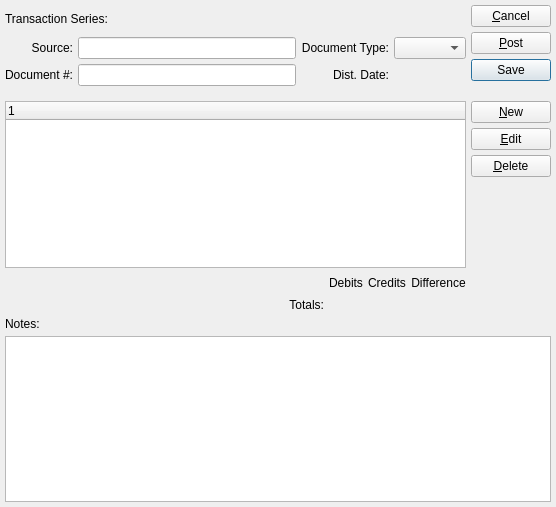
WooodHead/xtuple, file xtuple/trunk/guiclient/glSeries.ui: the form before one commit.
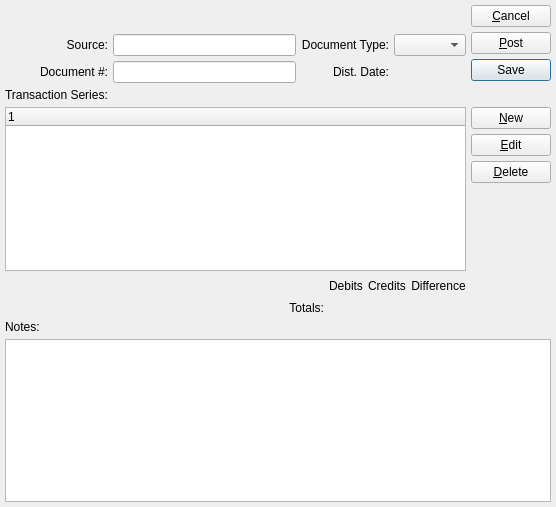
The form after the commit. Custom widgets are drawn as their Qt base class.

Commit message: Issue #9491:move label

What changed in the file:
```diff
--- a/xtuple/trunk/guiclient/glSeries.ui
+++ b/xtuple/trunk/guiclient/glSeries.ui
@@ -66,16 +66,6 @@
        </property>
       </widget>
      </item>
-     <item row="0" column="0" colspan="3">
-      <widget class="QLabel" name="_glSeriesLit">
-       <property name="text">
-        <string>Transaction Series:</string>
-       </property>
-       <property name="alignment">
-        <set>Qt::AlignLeading|Qt::AlignLeft|Qt::AlignVCenter</set>
-       </property>
-      </widget>
-     </item>
      <item row="1" column="1">
       <widget class="QLineEdit" name="_source"/>
      </item>
@@ -355,6 +345,16 @@
        </property>
       </spacer>
      </item>
+     <item row="3" column="0">
+      <widget class="QLabel" name="_glSeriesLit">
+       <property name="text">
+        <string>Transaction Series:</string>
+       </property>
+       <property name="alignment">
+        <set>Qt::AlignLeading|Qt::AlignLeft|Qt::AlignVCenter</set>
+       </property>
+      </widget>
+     </item>
     </layout>
    </item>
   </layout>
```
